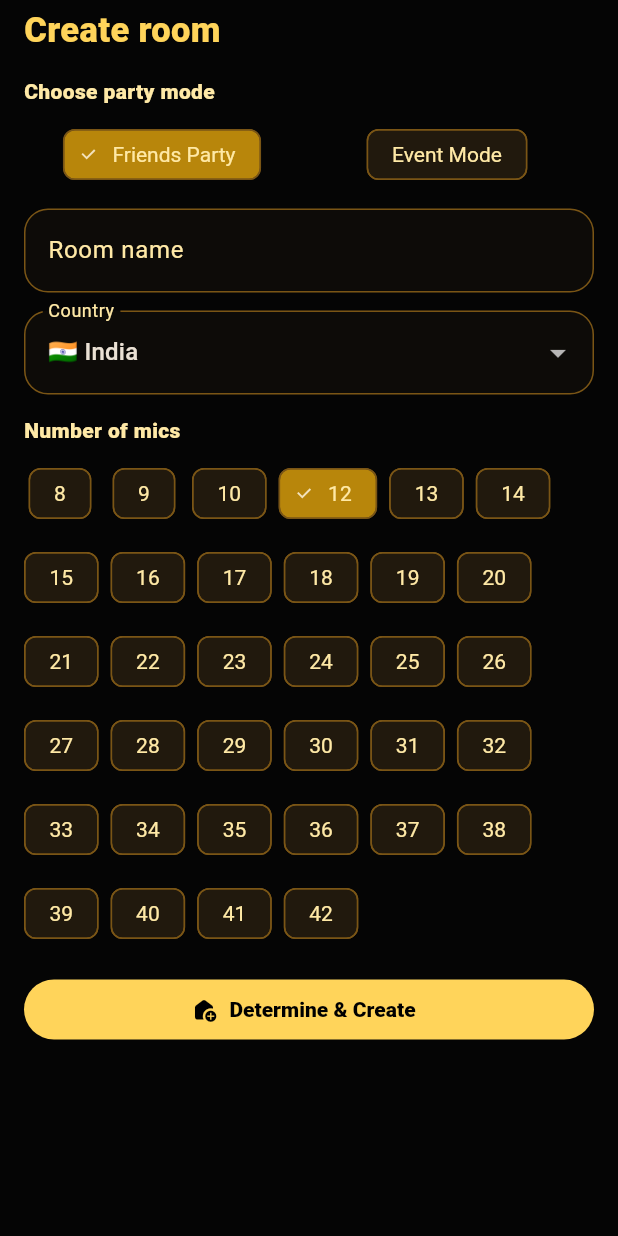
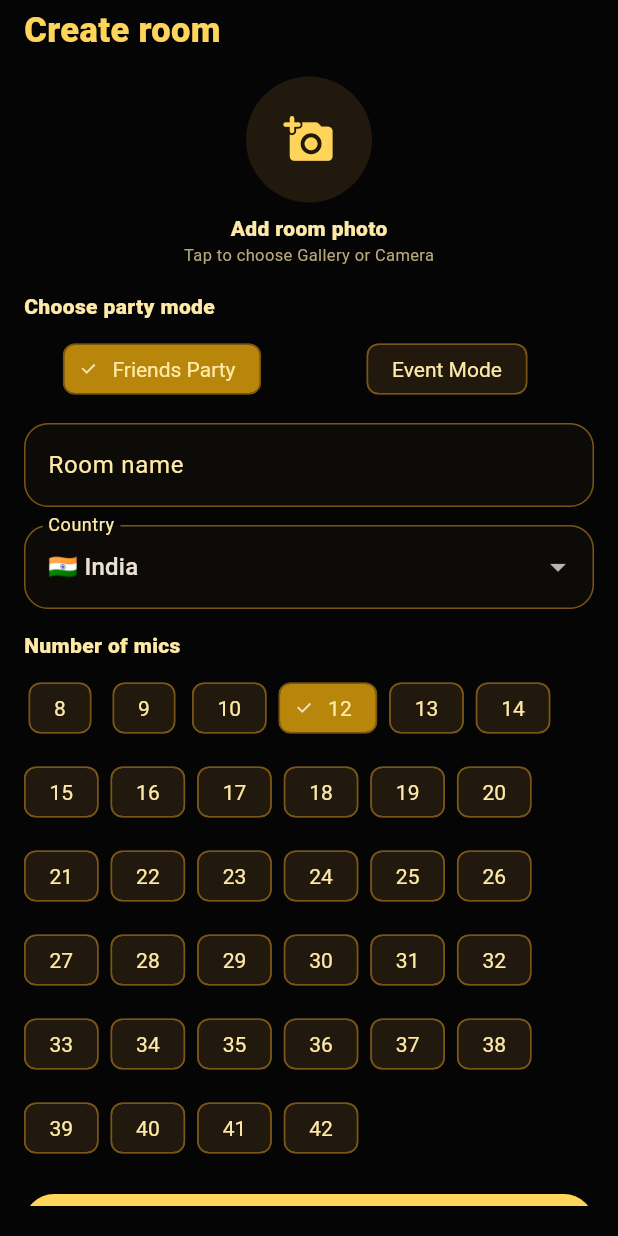
Before and after one commit to vinay1997mishra/voice-chat-app, a Flutter app: the _CreateRoomSheet widget shown alone on an empty page, opened directly, on a phone screen of 412 x 824 dp. Run offline on Flutter 3.47's test engine with Material 3 defaults, Android fonts, the phone set to English and light mode, and no system bars; our stand-ins replace app_links, image_picker, shared_preferences; accounts and stored records are empty.

Commit message:
Add room DP picker and creator-owned room identity

```diff
--- a/apps/tinni_star/lib/screens/home_screen.dart
+++ b/apps/tinni_star/lib/screens/home_screen.dart
@@ -1,4 +1,5 @@
 import 'package:flutter/material.dart';
+import 'package:image_picker/image_picker.dart';
 
 import '../app/tinni_state.dart';
 import '../discovery/discovery_service.dart';
@@ -54,9 +55,12 @@
     );
     if (!mounted || result == null) return;
 
+    final ownerId = widget.state.auth.current?.userId ?? '10000000';
     final room = widget.state.discovery.createRoom(
       title: result.title,
       country: result.country,
+      ownerId: ownerId,
+      photoPath: result.photoPath,
       seatCount: result.seatCount,
       partyMode: result.partyMode,
     );
@@ -1135,12 +1139,14 @@
     required this.country,
     required this.seatCount,
     required this.partyMode,
+    this.photoPath,
   });
 
   final String title;
   final String country;
   final int seatCount;
   final String partyMode;
+  final String? photoPath;
 }
 
 class _CreateRoomSheet extends StatefulWidget {
@@ -1152,9 +1158,11 @@
 
 class _CreateRoomSheetState extends State<_CreateRoomSheet> {
   final TextEditingController titleController = TextEditingController();
+  final ImagePicker _imagePicker = ImagePicker();
   String country = 'IN';
   int seatCount = 12;
   String partyMode = 'Friends-making Party';
+  String? photoPath;
 
   @override
   void dispose() {
@@ -1178,8 +1186,43 @@
         country: country,
         seatCount: seatCount,
         partyMode: partyMode,
+        photoPath: photoPath,
       ),
     );
+  }
+
+  Future<void> _chooseRoomPhoto() async {
+    final source = await showModalBottomSheet<ImageSource>(
+      context: context,
+      showDragHandle: true,
+      backgroundColor: RoyalPalette.nearBlack,
+      builder: (context) => SafeArea(
+        child: Wrap(
+          children: [
+            ListTile(
+              key: const Key('create-room-photo-gallery'),
+              leading: const Icon(Icons.photo_library_rounded, color: RoyalPalette.gold),
+              title: const Text('Gallery'),
+              onTap: () => Navigator.pop(context, ImageSource.gallery),
+            ),
+            ListTile(
+              key: const Key('create-room-photo-camera'),
+              leading: const Icon(Icons.photo_camera_rounded, color: RoyalPalette.gold),
+              title: const Text('Camera'),
+              onTap: () => Navigator.pop(context, ImageSource.camera),
+            ),
+          ],
+        ),
+      ),
+    );
+    if (source == null) return;
+    final image = await _imagePicker.pickImage(
+      source: source,
+      imageQuality: 88,
+      maxWidth: 1600,
+    );
+    if (image == null || !mounted) return;
+    setState(() => photoPath = image.path);
   }
 
   @override
@@ -1204,6 +1247,41 @@
               ),
             ),
             const SizedBox(height: 14),
+            Center(
+              child: InkWell(
+                key: const Key('create-room-photo-button'),
+                onTap: _chooseRoomPhoto,
+                borderRadius: BorderRadius.circular(48),
+                child: Column(
+                  children: [
+                    CircleAvatar(
+                      radius: 42,
+                      backgroundColor: RoyalPalette.panel2,
+                      child: Icon(
+                        photoPath == null
+                            ? Icons.add_a_photo_rounded
+                            : Icons.check_circle_rounded,
+                        color: RoyalPalette.gold,
+                        size: 34,
+                      ),
+                    ),
+                    const SizedBox(height: 7),
+                    Text(
+                      photoPath == null ? 'Add room photo' : 'Room photo selected',
+                      style: const TextStyle(
+                        color: RoyalPalette.cream,
+                        fontWeight: FontWeight.w800,
+                      ),
+                    ),
+                    const Text(
+                      'Tap to choose Gallery or Camera',
+                      style: TextStyle(color: RoyalPalette.muted, fontSize: 11),
+                    ),
+                  ],
+                ),
+              ),
+            ),
+            const SizedBox(height: 16),
             const Text(
               'Choose party mode',
               style: TextStyle(
```
